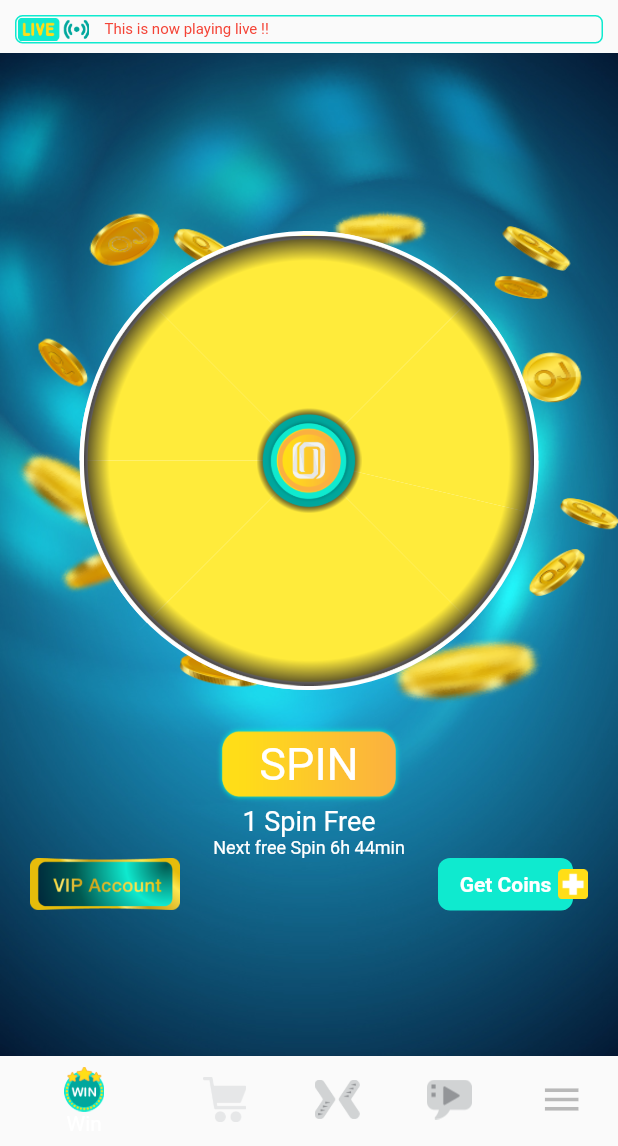
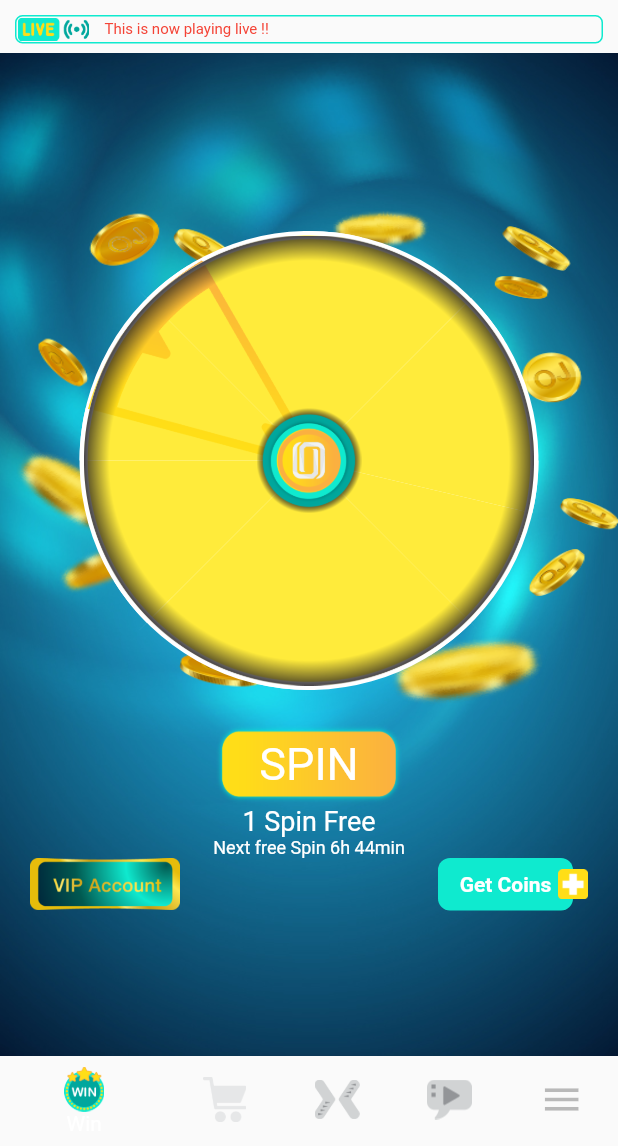
Before and after one commit to azizahmed45/opa_flutter, a Flutter app: the DashBoard screen opened by its route, on a phone screen of 412 x 824 dp, the part 90-1236 px from its top. Run offline on Flutter 3.47's test engine with Material 2 defaults, Android fonts, the phone set to English and light mode, and no system bars; our stand-ins replace carousel_slider, font_awesome_flutter, youtube_player_flutter.

Commit message:
Spinner outer rotate

```diff
--- a/lib/widgets/spinner/spinner.dart
+++ b/lib/widgets/spinner/spinner.dart
@@ -3,7 +3,15 @@ import 'dart:math';
 import 'package:flutter/material.dart';
 import 'package:flutter/widgets.dart';
 
-class Spinner extends StatelessWidget {
+class Spinner extends StatefulWidget {
+
+
+
+  @override
+  _SpinnerState createState() => _SpinnerState();
+}
+
+class _SpinnerState extends State<Spinner> {
   final colors = [
     Colors.green,
     Colors.yellow,
@@ -15,9 +23,21 @@ class Spinner extends StatelessWidget {
     Colors.indigo,
   ];
 
+  Curve curve = Curves.linear;
+  double value = 0;
+
   final int itemSize = 8;
+
   double angle = pi * 2 / 8;
 
+  @override
+  void initState() {
+      // value += 2*pi + pi;
+      value += 3*pi + ((2*pi)/8)/2;
+      curve = Curves.easeOut;
+
+    super.initState();
+  }
 
   @override
   Widget build(BuildContext context) {
@@ -35,6 +55,25 @@ class Spinner extends StatelessWidget {
                   painter: MyPainter(text: (1000*i).toString() , color: colors[i], angle: angle, itemSize: itemSize),
                 ),
               ),
+            TweenAnimationBuilder(
+              tween: Tween<double>(begin: 0, end:  value),
+              duration: Duration(seconds: 5),
+              child: Align(
+                alignment: Alignment.topCenter,
+                child: Image.asset('assets/images/others/Spin-Pointer.png', height: 130,),
+              ),
+                curve: curve,
+                builder: (_, angle, widget){
+                  return Transform.rotate(angle: angle, child: widget,);
+                }
+            ),
+            // Transform.rotate(
+            //   angle: (pi/2) + ((pi*2)/8)/2 ,
+            //   child: Align(
+            //     alignment: Alignment.topCenter,
+            //     child: Image.asset('assets/images/others/Spin-Pointer.png', height: 130,),
+            //   ),
+            // ),
               Align(
                 alignment: Alignment.center,
                 child: Image.asset('assets/images/spin/Center.png', width: 70, height: 70,),
@@ -46,7 +85,8 @@ class Spinner extends StatelessWidget {
             Align(
               alignment: Alignment.center,
               child: Image.asset('assets/images/spin/Frame-Shadow.png', width: 300, height: 300,),
-            )
+            ),
+
           ],
         ));
   }
```
